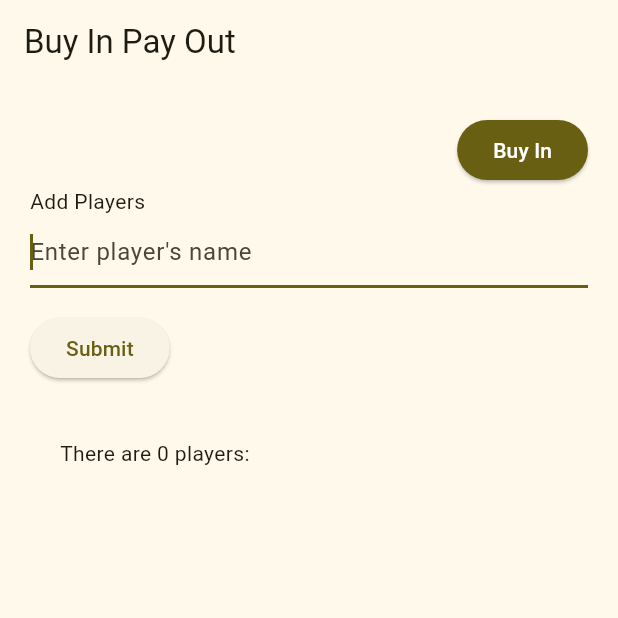
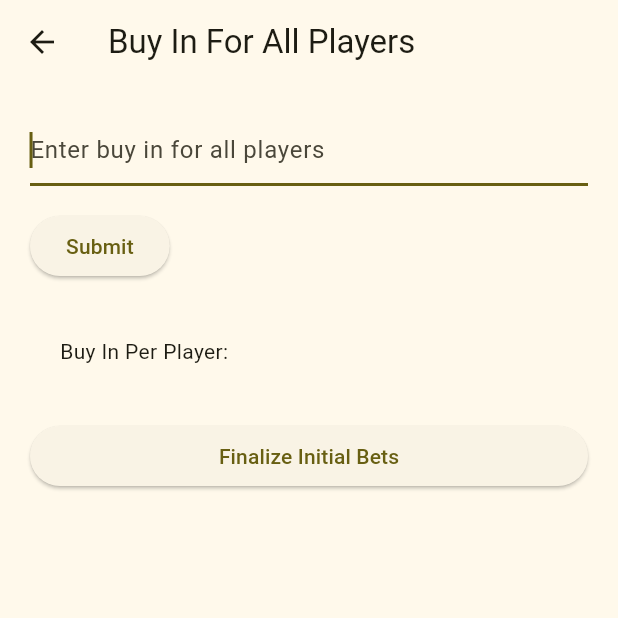
Before and after one commit to sswane/buy_in_pay_out, a Flutter app: the screen it shows after launch, after a tap on "Buy In", on a phone screen of 412 x 824 dp, the top half of it. Run offline on Flutter 3.47's test engine with Material 2 defaults, Android fonts, the phone set to English and light mode, and no system bars.

Commit message:
Add Players and Buy In

```diff
--- /dev/null
+++ b/lib/buy_in.dart
@@ -0,0 +1,147 @@
+import 'package:flutter/material.dart';
+import 'package:flutter/services.dart';
+import 'package:provider/provider.dart';
+import 'main.dart';
+import 'buy_cash.dart';
+
+class BasicBuyIn extends StatefulWidget {
+  const BasicBuyIn({super.key});
+  @override
+  State<BasicBuyIn> createState() => _BasicBuyIn();
+}
+
+class _BasicBuyIn extends State<BasicBuyIn> {
+  final GlobalKey<FormState> _formKey = GlobalKey<FormState>();
+  final txtController = TextEditingController();
+  final indBetController = TextEditingController();
+
+  @override
+  void dispose() {
+    txtController.dispose();
+    indBetController.dispose();
+    super.dispose();
+  }
+
+  @override
+  Widget build(BuildContext context) {
+    var appState = context.watch<MyAppState>();
+    var theme = Theme.of(context);
+
+    return Scaffold(
+      appBar: AppBar(title: const Text('Buy In For All Players')),
+      body: ListView(
+        padding: const EdgeInsets.all(20.0),
+        children: [
+          Form(
+            key: _formKey,
+            child: Column(
+              crossAxisAlignment: CrossAxisAlignment.start,
+              children: <Widget>[
+                TextFormField(
+                    autofocus: true,
+                    keyboardType: TextInputType.number,
+                    controller: txtController,
+                    decoration: const InputDecoration(
+                      hintText: 'Enter buy in for all players',
+                    ),
+                    inputFormatters: [
+                      FilteringTextInputFormatter.allow(
+                        RegExp(r'^\d+\.?\d{0,2}'),
+                      ),
+                    ],
+                    validator: (String? value) {
+                      if (value == null || value.isEmpty) {
+                        return 'Input valid buy in. Numbers up to 2 decimals allowed.';
+                      }
+                      return null;
+                    },
+                    onFieldSubmitted: (String? value) {
+                      if (_formKey.currentState!.validate()) {
+                        appState.buyInAll(double.parse(value!));
+                        txtController.clear();
+                      }
+                    }),
+                Padding(
+                  padding: const EdgeInsets.symmetric(vertical: 16.0),
+                  child: ElevatedButton(
+                    onPressed: () {
+                      if (_formKey.currentState!.validate()) {
+                        appState.buyInAll(double.parse(txtController.text));
+                        txtController.clear();
+                      }
+                    },
+                    child: const Text('Submit'),
+                  ),
+                ),
+              ],
+            ),
+          ),
+          const Padding(
+            padding: EdgeInsets.all(20),
+            child: Text('Buy In Per Player:'),
+          ),
+          for (var player in appState.playersBets)
+            ListTile(
+              title: Text("${player.name} - ${player.bet}"),
+              leading: IconButton(
+                icon: const Icon(
+                  Icons.edit_outlined,
+                  semanticLabel: 'Edit Buy In',
+                ),
+                color: theme.colorScheme.primary,
+                onPressed: () {
+                  showDialog(
+                    context: context,
+                    builder: (context) {
+                      return AlertDialog(
+                        title: const Text('Edit individual bet'),
+                        content: TextField(
+                          autofocus: true,
+                          controller: indBetController,
+                          inputFormatters: [
+                            FilteringTextInputFormatter.allow(
+                              RegExp(r'^\d+\.?\d{0,2}'),
+                            ),
+                          ],
+                        ),
+                        actions: <Widget>[
+                          ElevatedButton(
+                            onPressed: () {
+                              appState.editPlayerBet(
+                                  player, double.parse(indBetController.text));
+                              indBetController.clear();
+                              Navigator.pop(context);
+                            },
+                            child: const Text('Submit'),
+                          ),
+                          ElevatedButton(
+                            onPressed: () {
+                              indBetController.clear();
+                              Navigator.pop(context);
+                            },
+                            child: const Text('Cancel'),
+                          )
+                        ],
+                      );
+                    },
+                  );
+                },
+              ),
+            ),
+          Padding(
+            padding: const EdgeInsets.symmetric(vertical: 16.0),
+            child: ElevatedButton(
+              onPressed: () {
+                Navigator.push(
+                  context,
+                  MaterialPageRoute(builder: (context) => const BuyCash()),
+                );
+              },
+              child: const Text('Finalize Initial Bets'),
+            ),
+          ),
+        ],
+      ),
+    );
+  }
+}
--- a/lib/main.dart
+++ b/lib/main.dart
@@ -1,5 +1,7 @@
 import 'package:flutter/material.dart';
 import 'package:provider/provider.dart';
+import 'package:collection/collection.dart';
+import 'buy_in.dart';
 
 void main() => runApp(const MyApp());
 
@@ -18,35 +20,80 @@ class MyApp extends StatelessWidget {
         ),
         home: Scaffold(
           appBar: AppBar(title: const Text('Buy In Pay Out')),
-          body: const MyHomePage(),
+          body: const MainBody(),
         ),
       ),
     );
   }
 }
 
+// Going to come back to this...
+class MainBody extends StatefulWidget {
+  const MainBody({super.key});
+  @override
+  State<MainBody> createState() => _MainBodyState();
+}
+
+class _MainBodyState extends State<MainBody> {
+  var selectedIndex = 0;
+
+  @override
+  Widget build(BuildContext context) {
+    // var appState = context.watch<MyAppState>();
+    Widget page;
+    switch (selectedIndex) {
+      case 0:
+        page = const AddPlayers();
+        break;
+      default:
+        throw UnimplementedError('no widget for $selectedIndex');
+    }
+    return Center(child: page);
+  }
+}
+
+class PlayerBet {
+  String name;
+  double bet;
+
+  PlayerBet({required this.name, required this.bet});
+}
+
 class MyAppState extends ChangeNotifier {
-  var players = <String>[];
+  List<PlayerBet> playersBets = [];
 
   void addPlayer(String name) {
-    players.add(name);
+    playersBets.add(PlayerBet(name: name, bet: 0));
     notifyListeners();
   }
 
   void removePlayer(String name) {
-    players.remove(name);
+    playersBets.removeWhere((element) => element.name == name);
+    notifyListeners();
+  }
+
+  void buyInAll(double num) {
+    for (var player in playersBets) {
+      player.bet = num;
+    }
+    notifyListeners();
+  }
+
+  void editPlayerBet(PlayerBet player, double num) {
+    var p = playersBets.singleWhere((element) => element.name == player.name);
+    p.bet = num;
     notifyListeners();
   }
 }
 
-class MyHomePage extends StatefulWidget {
-  const MyHomePage({super.key});
+class AddPlayers extends StatefulWidget {
+  const AddPlayers({super.key});
 
   @override
-  State<MyHomePage> createState() => _MyHomePageState();
+  State<AddPlayers> createState() => _AddPlayersState();
 }
 
-class _MyHomePageState extends State<MyHomePage> {
+class _AddPlayersState extends State<AddPlayers> {
   final GlobalKey<FormState> _formKey = GlobalKey<FormState>();
   final txtController = TextEditingController();
   late FocusNode playerFieldFocusNode;
@@ -77,7 +124,12 @@ class _MyHomePageState extends State<MyHomePage> {
             mainAxisAlignment: MainAxisAlignment.end,
             children: [
               ElevatedButton(
-                onPressed: () {},
+                onPressed: () {
+                  Navigator.push(
+                    context,
+                    MaterialPageRoute(builder: (context) => const BasicBuyIn()),
+                  );
+                },
                 style: ElevatedButton.styleFrom(
                   backgroundColor: theme.colorScheme.primary,
                   foregroundColor: theme.colorScheme.onPrimary,
@@ -102,8 +154,10 @@ class _MyHomePageState extends State<MyHomePage> {
                     if (value == null || value.isEmpty) {
                       return 'Name is required.';
                     }
-                    if (appState.players.contains(value)) {
-                      return 'No duplicate names allowed.';
+                    if (appState.playersBets.singleWhereOrNull(
+                            (player) => player.name == value) !=
+                        null) {
+                      return 'No duplicate names allowed';
                     }
                     return null;
                   },
@@ -132,9 +186,9 @@ class _MyHomePageState extends State<MyHomePage> {
           ),
           Padding(
             padding: const EdgeInsets.all(20),
-            child: Text(playerString(appState.players.length)),
+            child: Text(playerString(appState.playersBets.length)),
           ),
-          for (var player in appState.players)
+          for (var player in appState.playersBets)
             ListTile(
               leading: IconButton(
                 icon: const Icon(
@@ -143,10 +197,10 @@ class _MyHomePageState extends State<MyHomePage> {
                 ),
                 color: theme.colorScheme.primary,
                 onPressed: () {
-                  appState.removePlayer(player);
+                  appState.removePlayer(player.name);
                 },
               ),
-              title: Text(player),
+              title: Text(player.name),
             )
         ],
       ),
--- a/pubspec.yaml
+++ b/pubspec.yaml
@@ -32,6 +32,8 @@ dependencies:
     sdk: flutter
 
   provider: ^6.0.5
+  collection: ^1.17.0
+  currency_text_input_formatter: ^2.1.9
 
   # The following adds the Cupertino Icons font to your application.
   # Use with the CupertinoIcons class for iOS style icons.
```
Also changed, not shown: lib/buy_cash.dart (added, +33 -0 lines), pubspec.lock.
